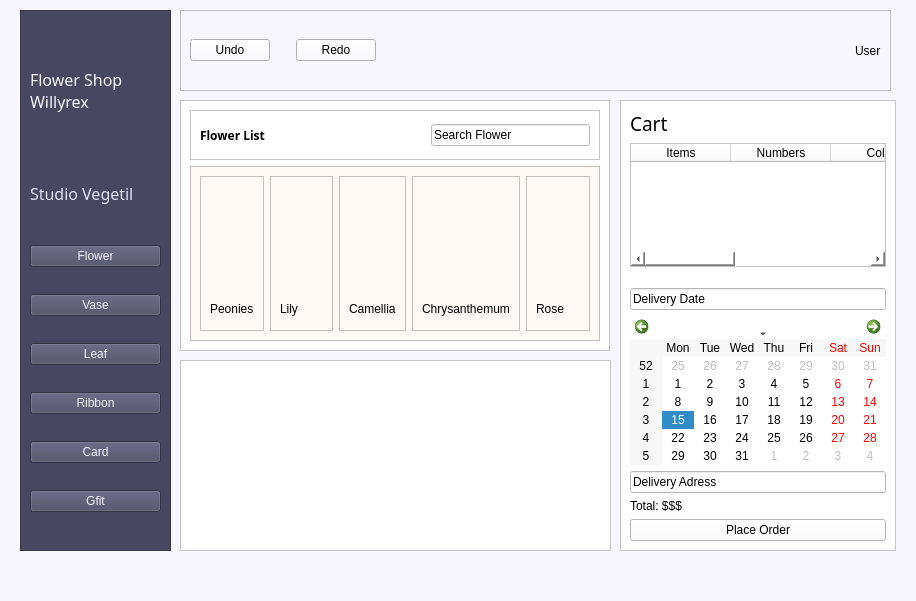
The window that views/flower_shop_main.ui (NicolasChavezC/floreria) describes before a commit, drawn with Qt 5.
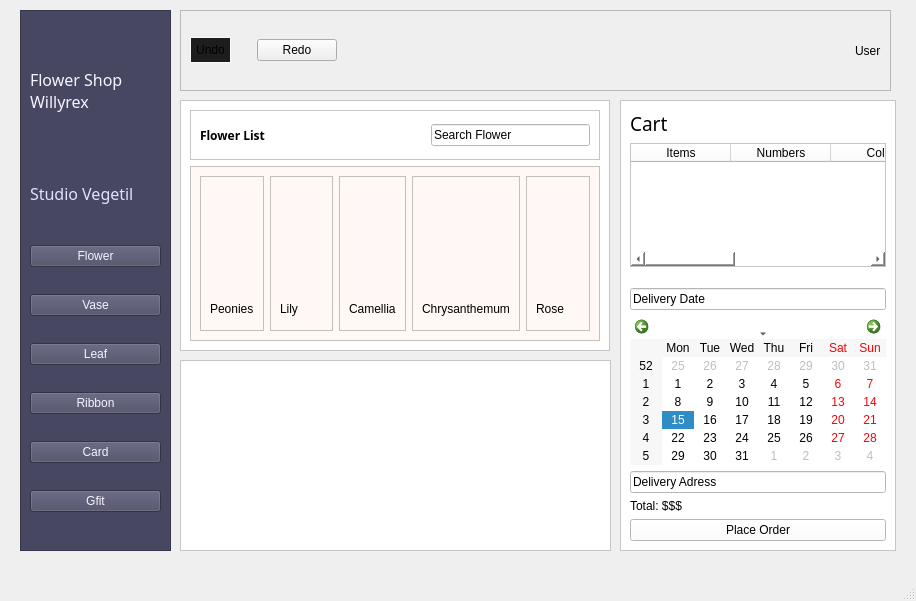
The same window after the commit. Icons and pictures are not drawn.

What changed in the file:
```diff
--- a/views/flower_shop_main.ui
+++ b/views/flower_shop_main.ui
@@ -14,7 +14,14 @@
    <string>MainWindow</string>
   </property>
   <property name="styleSheet">
-   <string notr="true">background-color: rgb(247, 246, 255);</string>
+   <string notr="true">.menuLateral{
+border-radius: 20px;
+border-bottom: 1px solid rgb(25, 0, 127);
+}
+
+.menuLateral:hover{
+background-color: rgb(85, 0, 127);
+}</string>
   </property>
   <widget class="QWidget" name="centralwidget">
    <widget class="QFrame" name="frame">
@@ -571,6 +578,11 @@
     <layout class="QHBoxLayout" name="horizontalLayout">
      <item>
       <widget class="QPushButton" name="pushButton_7">
+       <property name="styleSheet">
+        <string notr="true">border: 1px solid #fcfcfc;
+background-color: #1d1d1d;
+padding: 5px;</string>
+       </property>
        <property name="text">
         <string>Undo</string>
        </property>
```
Left out of the diff: 29 changed lines with no effect on the pictures.
